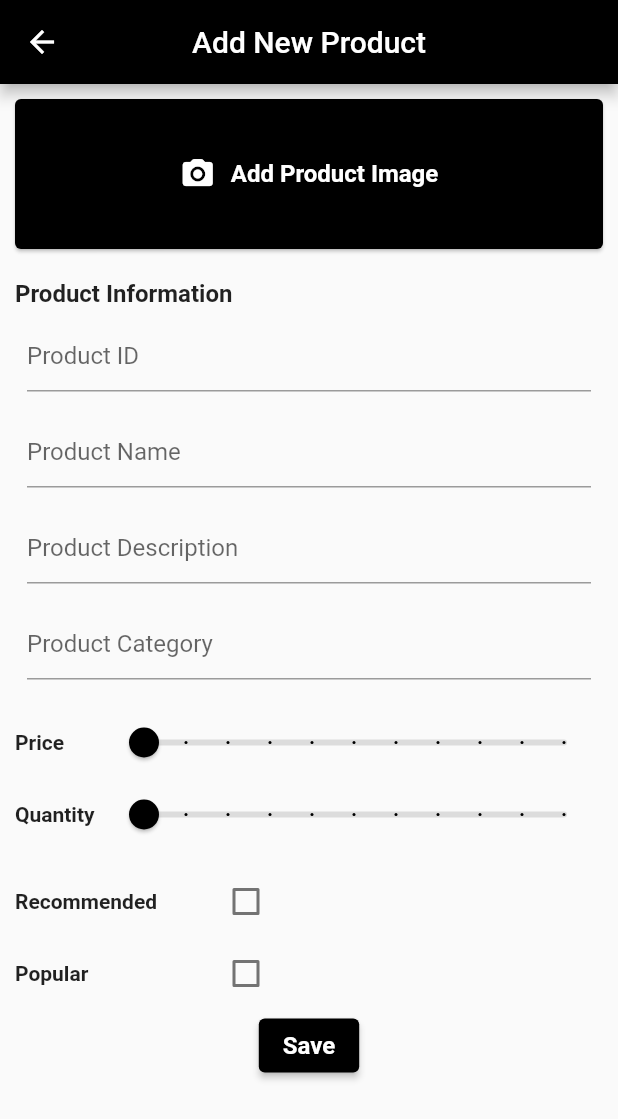
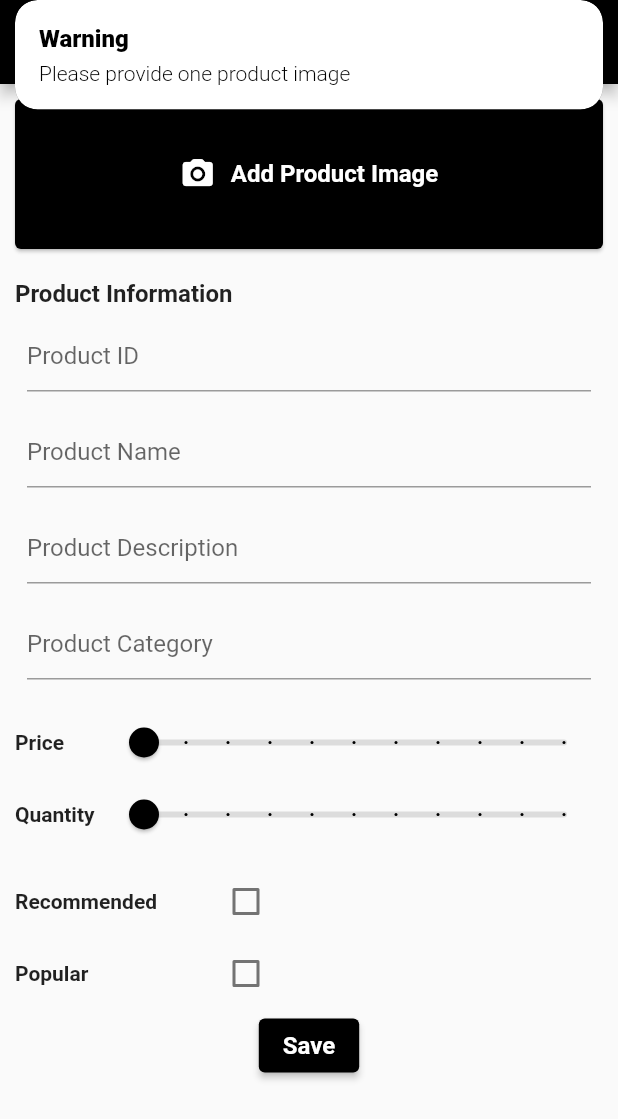
Before and after one commit to CPAD-Gazipur/Flutter-e-Commerce-Admin-App, a Flutter app: the AddNewProductScreen screen opened by its route, after a tap on "Save", on a phone screen of 412 x 824 dp. Shown: the top 1119 px of the screen. Run offline on Flutter 3.47's test engine with Material 2 defaults, Android fonts, the phone set to English and light mode, and no system bars; our stand-ins replace cloud_firestore, equatable, firebase_core, firebase_storage, get, image_picker; accounts and stored records are empty.

Commit message:
e-Commerce Admin - New Product Added to Firebase with Image

```diff
--- a/lib/model/product_model.dart
+++ b/lib/model/product_model.dart
@@ -1,8 +1,9 @@
 import 'dart:convert';
+import 'package:cloud_firestore/cloud_firestore.dart';
 import 'package:equatable/equatable.dart';
 
 class Product extends Equatable {
-  final int id;
+  final String id;
   final String name;
   final String description;
   final String imageUrl;
@@ -38,7 +39,7 @@ class Product extends Equatable {
       ];
 
   Product copyWith(
-      {int? id,
+      {String? id,
       String? name,
       String? description,
       String? imageUrl,
@@ -74,30 +75,28 @@ class Product extends Equatable {
     };
   }
 
-  factory Product.toMap(Map<String, dynamic> map) {
+  factory Product.fromSnapshot(DocumentSnapshot snap) {
     return Product(
-      id: map['id'],
-      name: map['name'],
-      description: map['description'],
-      imageUrl: map['imageUrl'],
-      price: map['price'],
-      quantity: map['quantity'],
-      category: map['category'],
-      isRecommended: map['isRecommended'],
-      isPopular: map['isPopular'],
+      id: snap.id,
+      name: snap['name'],
+      description: snap['description'],
+      category: snap['category'],
+      imageUrl: snap['imageUrl'],
+      isRecommended: snap['isRecommended'],
+      isPopular: snap['isPopular'],
+      price: snap['price'],
+      quantity: snap['quantity'],
     );
   }
 
   String toJson() => json.encode(toMap());
-
-  factory Product.fromJson(String source) => Product.toMap(json.decode(source));
 
   @override
   bool get stringify => true;
 
   static List<Product> products = [
     Product(
-      id: 1,
+      id: '1',
       name: 'Product 1',
       description: 'Description 1',
       imageUrl: 'https://picsum.photos/id/1/200/300',
@@ -108,7 +107,7 @@ class Product extends Equatable {
       isPopular: true,
     ),
     Product(
-      id: 2,
+      id: '2',
       name: 'Product 2',
       description: 'Description 2',
       imageUrl: 'https://picsum.photos/id/2/200/300',
@@ -119,7 +118,7 @@ class Product extends Equatable {
       isPopular: false,
     ),
     Product(
-      id: 3,
+      id: '3',
       name: 'Product 3',
       description: 'Description 3',
       imageUrl: 'https://picsum.photos/id/3/200/300',
@@ -130,7 +129,7 @@ class Product extends Equatable {
       isPopular: false,
     ),
     Product(
-      id: 4,
+      id: '4',
       name: 'Product 4',
       description: 'Description 4',
       imageUrl: 'https://picsum.photos/id/4/200/300',
--- a/lib/screens/add_new_product_screen.dart
+++ b/lib/screens/add_new_product_screen.dart
@@ -1,5 +1,8 @@
 import 'package:flutter/material.dart';
 import 'package:flutter_e_commerce_backend/controller/controller.dart';
+import 'package:flutter_e_commerce_backend/model/model.dart';
+import 'package:flutter_e_commerce_backend/services/database_service.dart';
+import 'package:flutter_e_commerce_backend/services/storage_service.dart';
 import 'package:get/get.dart';
 import 'package:image_picker/image_picker.dart';
 
@@ -7,6 +10,10 @@ class AddNewProductScreen extends StatelessWidget {
   AddNewProductScreen({Key? key}) : super(key: key);
 
   final ProductController productController = Get.find();
+
+  final StorageService storageService = StorageService();
+  final DatabaseService databaseService = DatabaseService();
+  var imageUrl = '';
 
   @override
   Widget build(BuildContext context) {
@@ -22,7 +29,8 @@ class AddNewProductScreen extends StatelessWidget {
           vertical: 10,
         ),
         child: Obx(
-          () => Column(
+          () => SingleChildScrollView(
+            child: Column(
               crossAxisAlignment: CrossAxisAlignment.start,
               children: [
                 SizedBox(
@@ -36,11 +44,23 @@ class AddNewProductScreen extends StatelessWidget {
 
                       if (image == null) {
                         // ignore: use_build_context_synchronously
-                      ScaffoldMessenger.of(context).showSnackBar(const SnackBar(
+                        ScaffoldMessenger.of(context).showSnackBar(
+                            const SnackBar(
                                 content: Text('No image was selected.')));
                       }
                       if (image != null) {
                         //do upload image
+                        await storageService.uploadImage(image);
+                        imageUrl = await storageService
+                            .getImageDownloadUrl(image.name);
+
+                        debugPrint(imageUrl);
+
+                        productController.newProduct.update(
+                          'imageUrl',
+                          (_) => imageUrl,
+                          ifAbsent: () => imageUrl,
+                        );
                       }
                     },
                     child: Card(
@@ -68,7 +88,47 @@ class AddNewProductScreen extends StatelessWidget {
                     ),
                   ),
                 ),
-              const SizedBox(height: 20),
+                const SizedBox(height: 10),
+                imageUrl.isNotEmpty
+                    ? Container(
+                        height: 120,
+                        width: 80,
+                        padding: const EdgeInsets.all(10),
+                        child: Stack(
+                          children: [
+                            Image.network(
+                              imageUrl,
+                              fit: BoxFit.cover,
+                              height: 120,
+                              width: 80,
+                            ),
+                            Positioned(
+                                right: -2,
+                                top: -2,
+                                child: InkWell(
+                                  onTap: () {
+                                    storageService
+                                        .deleteImageFromFirebaseStorage(
+                                            imageUrl);
+
+                                    imageUrl = '';
+
+                                    productController.newProduct.update(
+                                      'imageUrl',
+                                      (_) => imageUrl,
+                                      ifAbsent: () => imageUrl,
+                                    );
+                                  },
+                                  child: const Icon(
+                                    Icons.cancel,
+                                    color: Colors.red,
+                                  ),
+                                ))
+                          ],
+                        ),
+                      )
+                    : const SizedBox(),
+                const SizedBox(height: 10),
                 const Text(
                   'Product Information',
                   style: TextStyle(
@@ -76,10 +136,26 @@ class AddNewProductScreen extends StatelessWidget {
                     fontWeight: FontWeight.bold,
                   ),
                 ),
-              _buildTextFormField('Product ID'),
-              _buildTextFormField('Product Name'),
-              _buildTextFormField('Product Description'),
-              _buildTextFormField('Product Category'),
+                _buildTextFormField(
+                  'Product ID',
+                  'id',
+                  productController,
+                ),
+                _buildTextFormField(
+                  'Product Name',
+                  'name',
+                  productController,
+                ),
+                _buildTextFormField(
+                  'Product Description',
+                  'description',
+                  productController,
+                ),
+                _buildTextFormField(
+                  'Product Category',
+                  'category',
+                  productController,
+                ),
                 const SizedBox(height: 10),
                 _buildSlider(
                   'Price',
@@ -109,7 +185,33 @@ class AddNewProductScreen extends StatelessWidget {
                 Center(
                   child: ElevatedButton(
                     style: ElevatedButton.styleFrom(primary: Colors.black),
-                  onPressed: () {},
+                    onPressed: () {
+                      debugPrint(productController.newProduct.toString());
+
+                      if (imageUrl.isEmpty) {
+                        Get.snackbar(
+                            'Warning', 'Please provide one product image',
+                            backgroundColor: Colors.white,
+                            colorText: Colors.black);
+                      } else {
+                        databaseService.addProduct(Product(
+                          id: productController.newProduct['id'],
+                          name: productController.newProduct['name'],
+                          description:
+                              productController.newProduct['description'],
+                          imageUrl: productController.newProduct['imageUrl'],
+                          category: productController.newProduct['category'],
+                          isRecommended:
+                              productController.newProduct['isRecommended'],
+                          isPopular: productController.newProduct['isPopular'],
+                          price: productController.newProduct['price'],
+                          quantity:
+                              productController.newProduct['price'].toInt(),
+                        ));
+
+                        productController.newProduct.clear();
+                      }
+                    },
                     child: const Text(
                       'Save',
                       style: TextStyle(
@@ -120,6 +222,7 @@ class AddNewProductScreen extends StatelessWidget {
                   ),
                 ),
               ],
+            ),
           ),
         ),
       ),
@@ -199,13 +302,24 @@ class AddNewProductScreen extends StatelessWidget {
     );
   }
 
-  Widget _buildTextFormField(String hintText) {
+  Widget _buildTextFormField(
+    String hintText,
+    String name,
+    ProductController productController,
+  ) {
     return Padding(
       padding: const EdgeInsets.all(8.0),
       child: TextFormField(
         decoration: InputDecoration(
           hintText: hintText,
         ),
+        onChanged: (value) {
+          productController.newProduct.update(
+            name,
+            (_) => value,
+            ifAbsent: () => value,
+          );
+        },
       ),
     );
   }
--- /dev/null
+++ b/lib/services/database_service.dart
@@ -0,0 +1,17 @@
+import 'package:cloud_firestore/cloud_firestore.dart';
+import 'package:firebase_storage/firebase_storage.dart';
+import 'package:flutter_e_commerce_backend/model/model.dart';
+import 'package:get/get.dart';
+
+class DatabaseService {
+  final FirebaseFirestore firebaseFirestore = FirebaseFirestore.instance;
+
+  Future<Stream<List<Product>>> getProduct() async {
+    return firebaseFirestore.collection('products').snapshots().map(
+        (event) => event.docs.map((e) => Product.fromSnapshot(e)).toList());
+  }
+
+  Future<void> addProduct(Product product) {
+    return firebaseFirestore.collection('products').add(product.toMap());
+  }
+}
--- /dev/null
+++ b/lib/services/storage_service.dart
@@ -0,0 +1,27 @@
+import 'dart:io';
+
+import 'package:firebase_storage/firebase_storage.dart';
+import 'package:get/get.dart';
+import 'package:image_picker/image_picker.dart';
+
+class StorageService {
+  final FirebaseStorage firebaseStorage = FirebaseStorage.instance;
+
+  Future<void> uploadImage(XFile image) async {
+    await firebaseStorage
+        .ref('product_image/${image.name}')
+        .putFile(File(image.path));
+  }
+
+  Future<String> getImageDownloadUrl(String imageName) async {
+    String imageURL =
+        await firebaseStorage.ref('product_image/$imageName').getDownloadURL();
+    return imageURL;
+  }
+
+  Future<void> deleteImageFromFirebaseStorage(String imageUrl) async {
+    if (imageUrl.isNotEmpty) {
+      await FirebaseStorage.instance.refFromURL(imageUrl).delete();
+    }
+  }
+}
```
Lines whose indentation alone changed are shown as unchanged.
